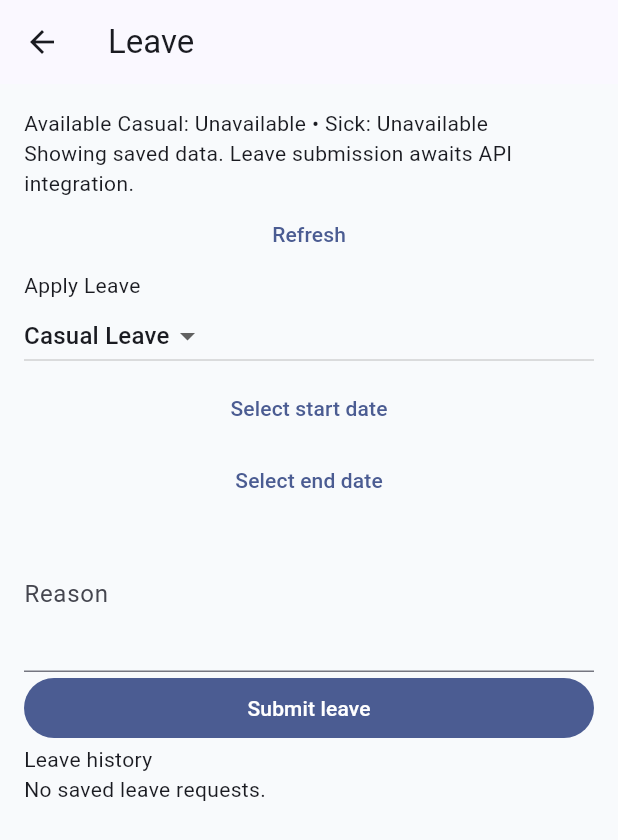
After one commit to Safalks11/rebs-hrms-flutter-assignment, a Flutter app: the screen it shows after launch, after a tap on "Manage leave", on a phone screen of 412 x 824 dp. The commit adds this screen. Shown: the top 840 px of the screen. Run offline on Flutter 3.47's test engine with Material 3 defaults, Android fonts, the phone set to English and light mode, and no system bars; our stand-ins replace geolocator, get, sqflite; accounts and stored records are empty.

Commit message:
add offline leave caching, validation, and management screen

```diff
--- a/lib/app/bindings/app_binding.dart
+++ b/lib/app/bindings/app_binding.dart
@@ -4,10 +4,17 @@ import 'package:rebs_hrms_assignment/features/attendance/services/attendance_loc
 import 'package:rebs_hrms_assignment/features/attendance/services/attendance_store.dart';
 import 'package:rebs_hrms_assignment/features/office_profile/services/office_profile_store.dart';
 
+import '../../features/leave/services/leave_repository.dart';
+
 class AppBinding extends Bindings {
   @override
   void dependencies() {
     Get.put<AppDatabase>(AppDatabase(), permanent: true);
+    final leave = Get.put(
+      LeaveRepository(Get.find<AppDatabase>()),
+      permanent: true,
+    );
+    leave.loadCache().catchError((Object _) {});
     Get.put<OfficeProfileStore>(
       OfficeProfileStore(Get.find<AppDatabase>()),
       permanent: true,
--- a/lib/app/routes/app_pages.dart
+++ b/lib/app/routes/app_pages.dart
@@ -1,12 +1,21 @@
 import 'package:get/get.dart';
-import 'package:rebs_hrms_assignment/features/office_profile/bindings/office_profile_binding.dart';
 import 'package:rebs_hrms_assignment/app/routes/app_routes.dart';
 import 'package:rebs_hrms_assignment/features/dashboard/bindings/dashboard_binding.dart';
 import 'package:rebs_hrms_assignment/features/dashboard/views/dashboard_view.dart';
+import 'package:rebs_hrms_assignment/features/office_profile/bindings/office_profile_binding.dart';
+
+import '../../features/leave/bindings/leave_binding.dart';
+import '../../features/leave/views/leave_view.dart';
+
 import 'package:rebs_hrms_assignment/features/office_profile/views/office_profile_view.dart';
 
 class AppPages {
   static final pages = <GetPage>[
+    GetPage(
+      name: AppRoutes.leave,
+      page: () => const LeaveScreen(),
+      binding: LeaveBinding(),
+    ),
     GetPage(
       name: AppRoutes.dashboard,
       page: () => const DashboardScreen(),
--- a/lib/app/routes/app_routes.dart
+++ b/lib/app/routes/app_routes.dart
@@ -1,4 +1,5 @@
 abstract class AppRoutes {
+  static const leave = '/leave';
   static const dashboard = '/dashboard';
   static const officeProfile = '/office-profile';
 }
--- a/lib/core/services/app_database.dart
+++ b/lib/core/services/app_database.dart
@@ -14,15 +14,17 @@ class AppDatabase {
       return await openDatabase(
         location,
         options: OpenDatabaseOptions(
-          version: 2,
+          version: 3,
           onCreate: (db, version) async {
             await db.execute(
               'CREATE TABLE office_profile (id INTEGER PRIMARY KEY, latitude REAL NOT NULL, longitude REAL NOT NULL)',
             );
             await _createAttendance(db);
+            await _createLeave(db);
           },
           onUpgrade: (db, oldVersion, newVersion) async {
             if (oldVersion < 2) await _createAttendance(db);
+            if (oldVersion < 3) await _createLeave(db);
           },
         ),
       );
@@ -46,6 +48,10 @@ class AppDatabase {
     )
   ''');
 
+  static Future<void> _createLeave(Database db) => db.execute(
+    'CREATE TABLE leave_cache (employee_id TEXT PRIMARY KEY, payload TEXT NOT NULL)',
+  );
+
   Future<void> close() async {
     final pending = _database;
     _database = null;
--- a/lib/features/dashboard/views/dashboard_view.dart
+++ b/lib/features/dashboard/views/dashboard_view.dart
@@ -6,6 +6,9 @@ import 'package:rebs_hrms_assignment/features/dashboard/widgets/attendance_card.
 import 'package:rebs_hrms_assignment/features/dashboard/widgets/employee_card.dart';
 import 'package:rebs_hrms_assignment/features/dashboard/widgets/leave_balance_card.dart';
 import 'package:rebs_hrms_assignment/features/dashboard/widgets/recent_attendance_card.dart';
+
+import '../../leave/models/leave_request.dart';
+import '../../leave/services/leave_repository.dart';
 
 class DashboardScreen extends GetView<DashboardController> {
   const DashboardScreen({super.key});
@@ -57,9 +60,23 @@ class DashboardScreen extends GetView<DashboardController> {
               );
             }),
             const SizedBox(height: 16),
-            LeaveBalanceCard(
-              casualDays: controller.casualLeaveBalance,
-              sickDays: controller.sickLeaveBalance,
+            Obx(() {
+              final balances = Get.find<LeaveRepository>().balances;
+              return balances.isEmpty
+                  ? const Text('Leave balance unavailable')
+                  : LeaveBalanceCard(
+                      casualDays: balances[LeaveType.casual]!,
+                      sickDays: balances[LeaveType.sick]!,
+                    );
+            }),
+            TextButton(
+              onPressed: () async {
+                await Get.toNamed(AppRoutes.leave);
+                try {
+                  await Get.find<LeaveRepository>().refresh();
+                } catch (_) {}
+              },
+              child: const Text('Manage leave'),
             ),
             const SizedBox(height: 16),
             Obx(
--- /dev/null
+++ b/lib/features/leave/bindings/leave_binding.dart
@@ -0,0 +1,11 @@
+import 'package:get/get.dart';
+
+import '../controllers/leave_controller.dart';
+import '../services/leave_repository.dart';
+
+class LeaveBinding extends Bindings {
+  @override
+  void dependencies() {
+    Get.lazyPut(() => LeaveController(Get.find<LeaveRepository>()));
+  }
+}
--- /dev/null
+++ b/lib/features/leave/controllers/leave_controller.dart
@@ -0,0 +1,51 @@
+import 'package:get/get.dart';
+
+import '../models/leave_request.dart';
+import '../services/leave_repository.dart';
+
+class LeaveController extends GetxController {
+  final LeaveRepository repository;
+  LeaveController(this.repository);
+  final loading = false.obs, submitting = false.obs;
+  final message = RxnString(
+    'Leave submission is unavailable until API integration is added.',
+  );
+
+  @override
+  void onInit() {
+    super.onInit();
+    refresh();
+  }
+
+  @override
+  Future<void> refresh() async {
+    if (loading.value) return;
+    loading.value = true;
+    try {
+      await repository.refresh();
+      message.value =
+          'Showing saved data. Leave submission awaits API integration.';
+    } catch (_) {
+      message.value = 'Could not load saved leave data. Please retry.';
+    } finally {
+      loading.value = false;
+    }
+  }
+
+  Future<bool> submit(LeaveRequest request) async {
+    if (loading.value || submitting.value) return false;
+    final error = validateLeave(
+      request,
+      repository.balances,
+      repository.requests,
+      DateTime.now(),
+    );
+    if (error != null) {
+      message.value = error;
+      return false;
+    }
+    message.value =
+        'Leave submission is unavailable until API integration is added.';
+    return false;
+  }
+}
--- /dev/null
+++ b/lib/features/leave/models/leave_request.dart
@@ -0,0 +1,71 @@
+import '../../../core/utils/company_time.dart';
+
+enum LeaveType { casual, sick }
+
+enum LeaveStatus { pending, approved, rejected }
+
+class LeaveRequest {
+  final String id, employeeId, reason;
+  final LeaveType type;
+  final LeaveStatus status;
+  final DateTime startDate, endDate;
+  const LeaveRequest({
+    required this.id,
+    required this.employeeId,
+    required this.type,
+    required this.startDate,
+    required this.endDate,
+    required this.reason,
+    this.status = LeaveStatus.pending,
+  });
+  int get days => endDate.difference(startDate).inDays + 1;
+  static String dateKey(DateTime date) =>
+      date.toIso8601String().substring(0, 10);
+  Map<String, Object?> toJson() => {
+    'id': id,
+    'employeeId': employeeId,
+    'type': type.name,
+    'startDate': dateKey(startDate),
+    'endDate': dateKey(endDate),
+    'reason': reason,
+    'status': status.name,
+  };
+  factory LeaveRequest.fromJson(Map<String, dynamic> json) => LeaveRequest(
+    id: json['id'] as String,
+    employeeId: json['employeeId'] as String,
+    type: LeaveType.values.byName(json['type'] as String),
+    startDate: DateTime.parse('${json['startDate']}T00:00:00Z'),
+    endDate: DateTime.parse('${json['endDate']}T00:00:00Z'),
+    reason: json['reason'] as String,
+    status: LeaveStatus.values.byName(json['status'] as String),
+  );
+}
+
+// ignore_for_file: curly_braces_in_flow_control_structures
+
+String? validateLeave(
+  LeaveRequest request,
+  Map<LeaveType, int> balances,
+  List<LeaveRequest> history,
+  DateTime now,
+) {
+  if (request.startDate.isBefore(CompanyTime.attendanceDate(now)))
+    return 'Start date cannot be in the past.';
+  if (request.endDate.isBefore(request.startDate))
+    return 'End date must follow the start date.';
+  if (request.reason.replaceAll(RegExp(r'\s'), '').length < 10)
+    return 'Enter at least 10 non-whitespace characters.';
+  if (!balances.containsKey(request.type))
+    return 'Load your leave balance before applying.';
+  if (request.days > balances[request.type]!)
+    return 'Insufficient available leave.';
+  if (history.any(
+    (item) =>
+        item.employeeId == request.employeeId &&
+        item.status != LeaveStatus.rejected &&
+        !request.startDate.isAfter(item.endDate) &&
+        !request.endDate.isBefore(item.startDate),
+  ))
+    return 'Dates overlap an existing leave request.';
+  return null;
+}
--- /dev/null
+++ b/lib/features/leave/services/leave_repository.dart
@@ -0,0 +1,88 @@
+import 'dart:convert';
+
+import 'package:get/get.dart';
+import 'package:sqflite/sqflite.dart';
+
+import '../../../core/services/app_database.dart';
+import '../models/leave_request.dart';
+
+class LeaveRepository {
+  final AppDatabase database;
+  final String employeeId;
+  final balances = <LeaveType, int>{}.obs;
+  final requests = <LeaveRequest>[].obs;
+
+  LeaveRepository(this.database, {this.employeeId = 'EMP001'});
+
+  Future<void> saveCache({
+    required Map<LeaveType, int> balances,
+    required List<LeaveRequest> requests,
+  }) async {
+    final balance = Map<LeaveType, int>.of(balances);
+    final history = List<LeaveRequest>.of(requests);
+    _validate(balance, history);
+    final payload = jsonEncode({
+      'balance': {
+        for (final entry in balance.entries) entry.key.name: entry.value,
+      },
+      'requests': history.map((request) => request.toJson()).toList(),
+    });
+    await (await database.db).insert('leave_cache', {
+      'employee_id': employeeId,
+      'payload': payload,
+    }, conflictAlgorithm: ConflictAlgorithm.replace);
+    _apply(balance, history);
+  }
+
+  Future<void> loadCache() async {
+    final rows = await (await database.db).query(
+      'leave_cache',
+      where: 'employee_id = ?',
+      whereArgs: [employeeId],
+    );
+    if (rows.isEmpty) return;
+    final data =
+        jsonDecode(rows.first['payload'] as String) as Map<String, dynamic>;
+    final rawBalance = data['balance'] as Map<String, dynamic>;
+    final balance = {
+      for (final type in LeaveType.values) type: rawBalance[type.name] as int,
+    };
+    final history = (data['requests'] as List)
+        .map(
+          (item) =>
+              LeaveRequest.fromJson(Map<String, dynamic>.from(item as Map)),
+        )
+        .toList();
+    _validate(balance, history);
+    _apply(balance, history);
+  }
+
+  void _validate(Map<LeaveType, int> balance, List<LeaveRequest> history) {
+    if (LeaveType.values.any(
+      (type) => !balance.containsKey(type) || balance[type]! < 0,
+    )) {
+      throw const FormatException(
+        'Both available leave balances must be nonnegative.',
+      );
+    }
+    final ids = <String>{};
+    for (final request in history) {
+      if (request.employeeId != employeeId ||
+          request.id.isEmpty ||
+          !ids.add(request.id)) {
+        throw const FormatException(
+          'Leave requests must belong to this employee and have unique IDs.',
+        );
+      }
+    }
+  }
+
+  void _apply(Map<LeaveType, int> balance, List<LeaveRequest> history) {
+    balances.assignAll(balance);
+    requests.assignAll(
+      history..sort((a, b) => b.startDate.compareTo(a.startDate)),
+    );
+  }
+
+  Future<void> refresh() => loadCache();
+}
--- /dev/null
+++ b/lib/features/leave/views/leave_view.dart
@@ -0,0 +1,145 @@
+import 'package:flutter/material.dart';
+import 'package:get/get.dart';
+
+import '../../../core/utils/company_time.dart';
+import '../controllers/leave_controller.dart';
+import '../models/leave_request.dart';
+
+class LeaveScreen extends StatefulWidget {
+  const LeaveScreen({super.key});
+  @override
+  State<LeaveScreen> createState() => _LeaveScreenState();
+}
+
+class _LeaveScreenState extends State<LeaveScreen> {
+  final controller = Get.find<LeaveController>();
+  final reason = TextEditingController();
+  LeaveType type = LeaveType.casual;
+  DateTime? start, end;
+  @override
+  void dispose() {
+    reason.dispose();
+    super.dispose();
+  }
+
+  Future<void> pick(bool first) async {
+    final today = CompanyTime.attendanceDate(DateTime.now());
+    final value = await showDatePicker(
+      context: context,
+      firstDate: today,
+      lastDate: DateTime(today.year + 5),
+      initialDate: today,
+    );
+    if (value != null && mounted) {
+      setState(() {
+        final d = DateTime.utc(value.year, value.month, value.day);
+        if (first) {
+          start = d;
+        } else {
+          end = d;
+        }
+      });
+    }
+  }
+
+  @override
+  Widget build(BuildContext context) => Scaffold(
+    appBar: AppBar(title: const Text('Leave')),
+    body: Obx(
+      () => ListView(
+        padding: const EdgeInsets.all(16),
+        children: [
+          if (controller.loading.value) const LinearProgressIndicator(),
+          Text(
+            'Available Casual: ${controller.repository.balances[LeaveType.casual] ?? 'Unavailable'} • Sick: ${controller.repository.balances[LeaveType.sick] ?? 'Unavailable'}',
+          ),
+          if (controller.message.value != null) Text(controller.message.value!),
+          TextButton(
+            onPressed: controller.submitting.value ? null : controller.refresh,
+            child: const Text('Refresh'),
+          ),
+          const Text('Apply Leave'),
+          DropdownButton<LeaveType>(
+            value: type,
+            items: LeaveType.values
+                .map(
+                  (t) => DropdownMenuItem(
+                    value: t,
+                    child: Text(
+                      t == LeaveType.casual ? 'Casual Leave' : 'Sick Leave',
+                    ),
+                  ),
+                )
+                .toList(),
+            onChanged: controller.submitting.value
+                ? null
+                : (v) => setState(() => type = v!),
+          ),
+          TextButton(
+            onPressed: () => pick(true),
+            child: Text(
+              start == null
+                  ? 'Select start date'
+                  : LeaveRequest.dateKey(start!),
+            ),
+          ),
+          TextButton(
+            onPressed: () => pick(false),
+            child: Text(
+              end == null ? 'Select end date' : LeaveRequest.dateKey(end!),
+            ),
+          ),
+          TextField(
+            controller: reason,
+            enabled: !controller.submitting.value,
+            decoration: const InputDecoration(labelText: 'Reason'),
+            maxLines: 3,
+          ),
+          FilledButton(
+            onPressed: controller.submitting.value
+                ? null
+                : () async {
+                    if (start == null || end == null) {
+                      controller.message.value = 'Select both dates.';
+                      return;
+                    }
+                    final ok = await controller.submit(
+                      LeaveRequest(
+                        id: '',
+                        employeeId: controller.repository.employeeId,
+                        type: type,
+                        startDate: start!,
+                        endDate: end!,
+                        reason: reason.text.trim(),
+                      ),
+                    );
+                    if (ok && mounted) {
+                      setState(() {
+                        start = null;
+                        end = null;
+                        reason.clear();
+                      });
+                    }
+                  },
+            child: Text(
+              controller.submitting.value ? 'Submitting…' : 'Submit leave',
+            ),
+          ),
+          const Text('Leave history'),
+          if (controller.repository.requests.isEmpty)
+            const Text('No saved leave requests.'),
+          ...controller.repository.requests.map(
+            (r) => ListTile(
+              title: Text(
+                '${r.type.name.capitalizeFirst} Leave • ${r.status.name.capitalizeFirst}',
+              ),
+              subtitle: Text(
+                '${LeaveRequest.dateKey(r.startDate)} – ${LeaveRequest.dateKey(r.endDate)}\n${r.reason}',
+              ),
+            ),
+          ),
+        ],
+      ),
+    ),
+  );
+}
```
